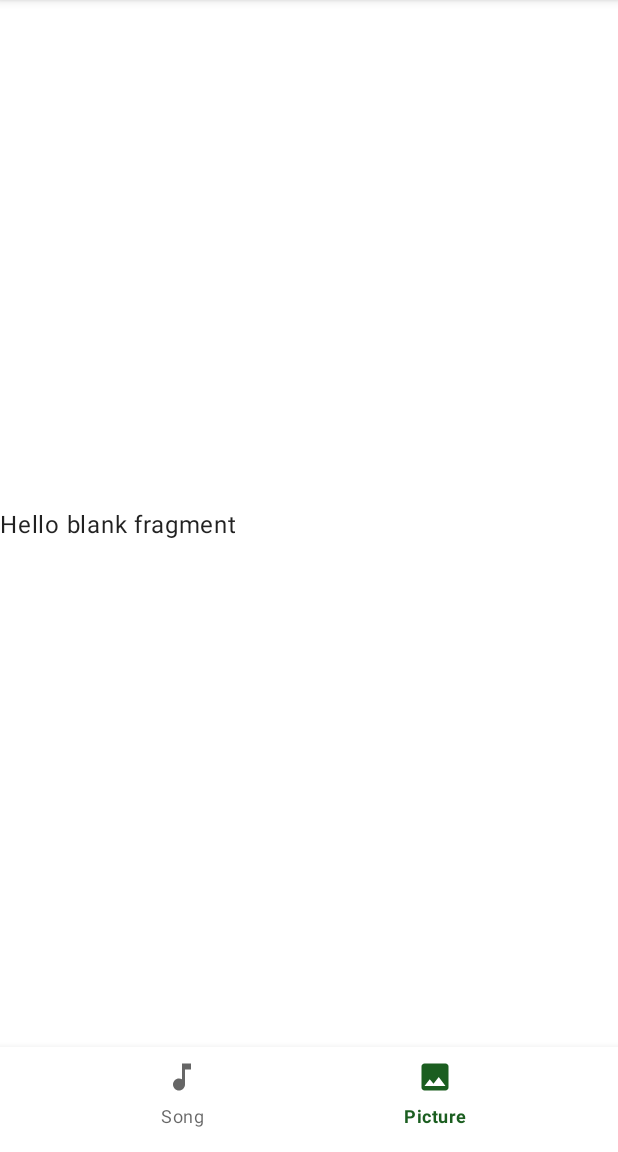
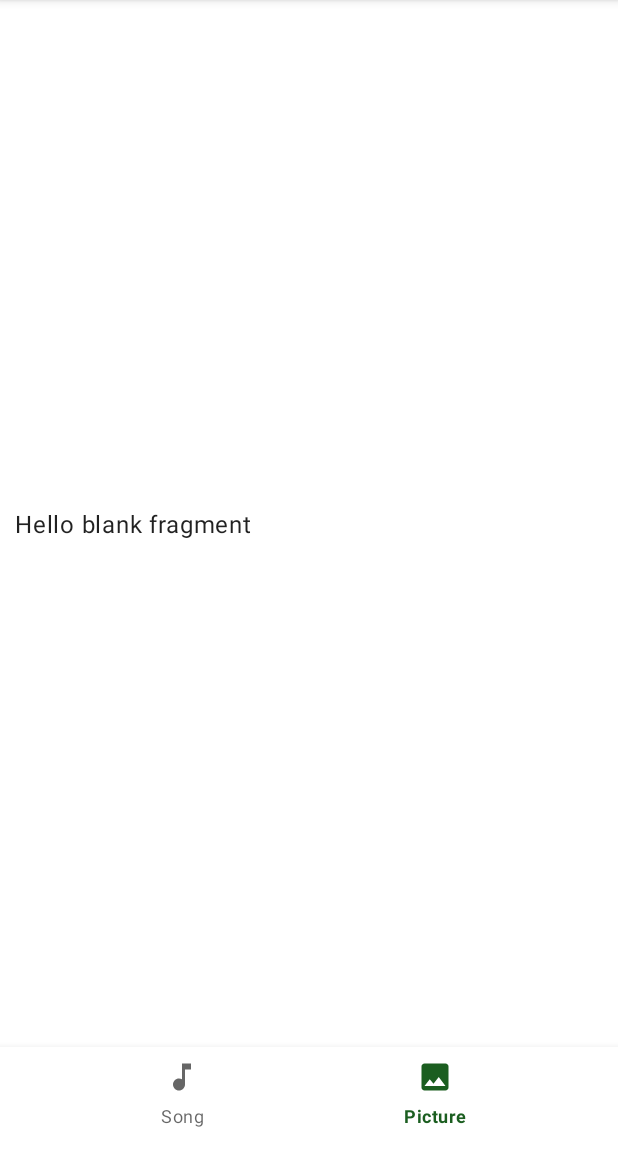
Before and after one commit to mertdogan12/SoundVisualApk, an Android app: the PictureFragment screen opened through its navigation route, on a phone screen of 412 x 824 dp, the part 84-1236 px from its top. Run offline under Robolectric (Android 15) with nearby library versions, the phone set to English and light mode, and no system bars; our stand-ins replace navigation-ui.

Commit message:
Littl Design update - Text Margin added

```diff
--- a/app/src/main/res/layout/activity_connect.xml
+++ b/app/src/main/res/layout/activity_connect.xml
@@ -44,7 +44,9 @@
         app:layout_constraintTop_toBottomOf="@id/connect"
         app:layout_constraintStart_toStartOf="parent"
         app:layout_constraintEnd_toEndOf="parent"
-        android:textColor="#ff0000" />
+        android:textColor="#ff0000"
+        android:layout_marginStart="20dp"
+        android:layout_marginEnd="20dp"/>
 
     <com.google.android.material.switchmaterial.SwitchMaterial
         android:id="@+id/http_switch"
--- a/app/src/main/res/layout/fragment_picture.xml
+++ b/app/src/main/res/layout/fragment_picture.xml
@@ -9,6 +9,7 @@
     <TextView
         android:layout_width="match_parent"
         android:layout_height="match_parent"
-        android:text="@string/hello_blank_fragment" />
+        android:text="@string/hello_blank_fragment"
+        android:layout_marginStart="10dp"/>
 
 </FrameLayout>
--- a/app/src/main/res/layout/fragment_song_player.xml
+++ b/app/src/main/res/layout/fragment_song_player.xml
@@ -10,6 +10,7 @@
         android:id="@+id/song_text"
         android:layout_width="match_parent"
         android:layout_height="match_parent"
-        android:text="@string/song" />
+        android:text="@string/song"
+        android:layout_marginStart="10dp"/>
 
 </androidx.constraintlayout.widget.ConstraintLayout>
```
